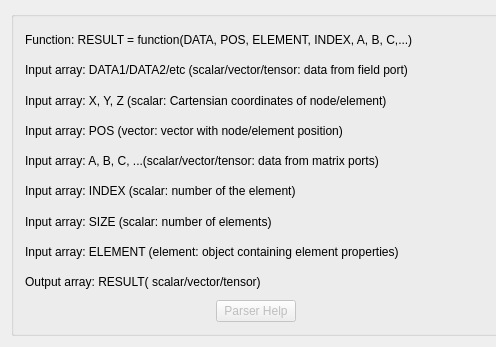
First picture: the form in src/Interface/Modules/Fields/CalculateFieldData.ui, repository SCIInstitute/SCIRun, before the edit; both pictures show x 0 to 496 and y 0 to 347 of the 1007 by 347 pixel window.
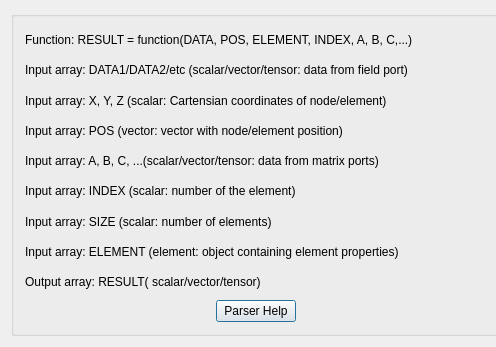
Second picture: the form after the edit.

```diff
--- a/src/Interface/Modules/Fields/CalculateFieldData.ui
+++ b/src/Interface/Modules/Fields/CalculateFieldData.ui
@@ -241,7 +241,7 @@
           <item>
            <widget class="QPushButton" name="parserHelp_">
             <property name="enabled">
-             <bool>false</bool>
+             <bool>true</bool>
             </property>
             <property name="text">
              <string>Parser Help</string>
```
Left out of the diff: 6 changed lines with no effect on the pictures.
